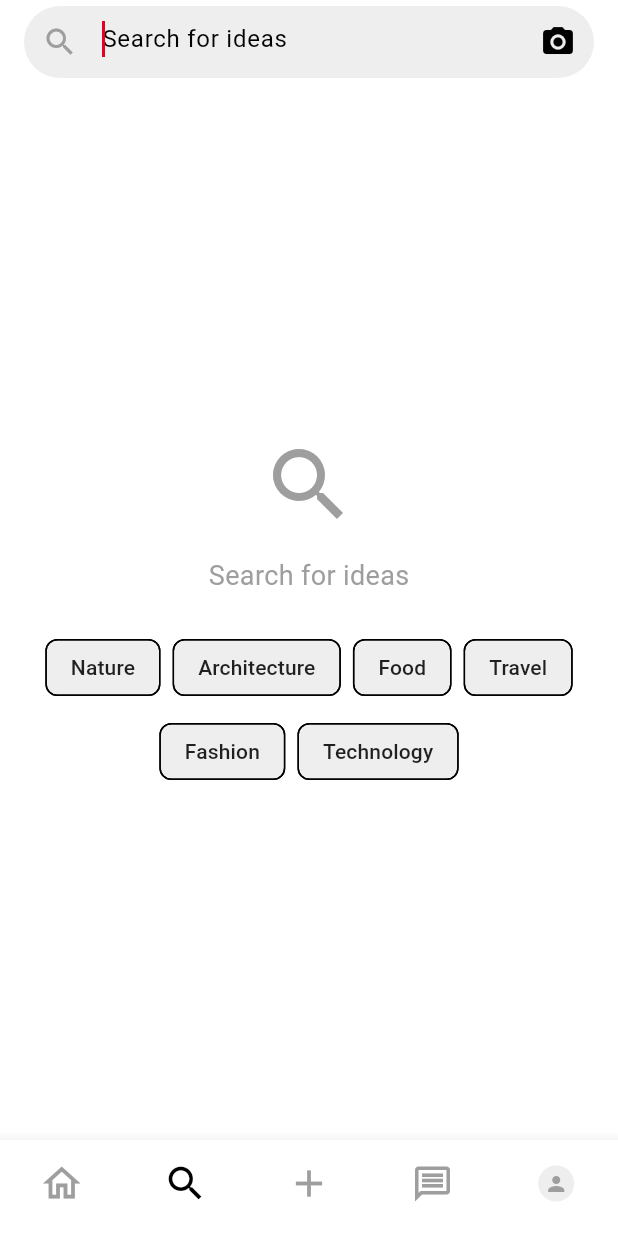
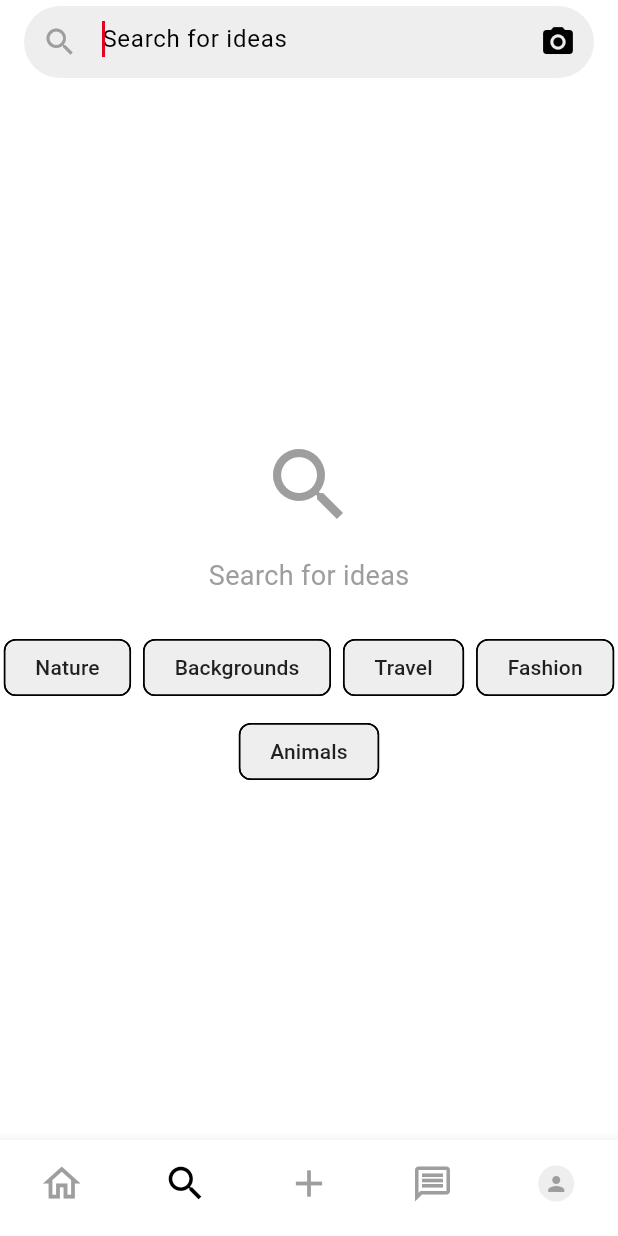
Before and after one commit to Ashmitpalit/galaxy_ai, a Flutter app: the SearchScreen screen opened by its route, on a phone screen of 412 x 824 dp. Run offline on Flutter 3.47's test engine with Material 3 defaults, Android fonts, the phone set to English and light mode, and no system bars; our stand-ins replace cached_network_image, dio, flutter_dotenv, flutter_riverpod, go_router, shared_preferences and 1 more; missing offline and left inert: clerk_flutter; accounts and stored records are empty; network calls fail.

Commit message:
message placeholder screen

```diff
--- a/lib/presentation/screens/search_screen.dart
+++ b/lib/presentation/screens/search_screen.dart
@@ -41,6 +41,9 @@ class _SearchScreenState extends ConsumerState<SearchScreen> {
   @override
   Widget build(BuildContext context) {
     final searchState = ref.watch(searchPhotosProvider);
+    final searchHistory = ref.watch(searchHistoryProvider.notifier);
+    final recentSearches = searchHistory.getRecentSearches(10);
+    final personalizedPredictions = ref.watch(homeTabsProvider).where((tag) => tag != 'All').take(6).toList();
 
     return Scaffold(
       appBar: AppBar(
@@ -85,7 +88,85 @@ class _SearchScreenState extends ConsumerState<SearchScreen> {
           ),
         ),
       ),
-      body: searchState.when(
+      body: Column(
+        children: [
+          // Search History Dropdown (shown when focused)
+          if (_focusNode.hasFocus && recentSearches.isNotEmpty)
+            Container(
+              decoration: BoxDecoration(
+                color: Colors.white,
+                boxShadow: [
+                  BoxShadow(
+                    color: Colors.black.withOpacity(0.05),
+                    blurRadius: 10,
+                    offset: const Offset(0, 2),
+                  ),
+                ],
+              ),
+              child: Column(
+                crossAxisAlignment: CrossAxisAlignment.start,
+                children: [
+                  Padding(
+                    padding: const EdgeInsets.fromLTRB(16, 12, 16, 8),
+                    child: Row(
+                      mainAxisAlignment: MainAxisAlignment.spaceBetween,
+                      children: [
+                        const Text(
+                          'Recent Searches',
+                          style: TextStyle(
+                            fontSize: 14,
+                            fontWeight: FontWeight.bold,
+                            color: Colors.black87,
+                          ),
+                        ),
+                        TextButton(
+                          onPressed: () async {
+                            await searchHistory.clearAll();
+                            setState(() {});
+                          },
+                          child: const Text(
+                            'Clear All',
+                            style: TextStyle(
+                              fontSize: 13,
+                              color: Colors.red,
+                              fontWeight: FontWeight.w600,
+                            ),
+                          ),
+                        ),
+                      ],
+                    ),
+                  ),
+                  ...recentSearches.map((search) => InkWell(
+                    onTap: () {
+                      _searchController.text = search;
+                      _performSearch(search);
+                      _focusNode.unfocus();
+                    },
+                    child: Padding(
+                      padding: const EdgeInsets.symmetric(horizontal: 16, vertical: 12),
+                      child: Row(
+                        children: [
+                          const Icon(Icons.history, size: 20, color: Colors.grey),
+                          const SizedBox(width: 12),
+                          Expanded(
+                            child: Text(
+                              search,
+                              style: const TextStyle(fontSize: 15),
+                            ),
+                          ),
+                          const Icon(Icons.north_west, size: 16, color: Colors.grey),
+                        ],
+                      ),
+                    ),
+                  )),
+                  const SizedBox(height: 8),
+                ],
+              ),
+            ),
+
+          // Main Content
+          Expanded(
+            child: searchState.when(
               data: (photos) {
                 if (photos.isEmpty && _searchController.text.isNotEmpty) {
                   return const Center(
@@ -119,14 +200,7 @@ class _SearchScreenState extends ConsumerState<SearchScreen> {
                           spacing: 8,
                           runSpacing: 8,
                           alignment: WrapAlignment.center,
-                    children: [
-                      _buildSuggestionChip('Nature'),
-                      _buildSuggestionChip('Architecture'),
-                      _buildSuggestionChip('Food'),
-                      _buildSuggestionChip('Travel'),
-                      _buildSuggestionChip('Fashion'),
-                      _buildSuggestionChip('Technology'),
-                    ],
+                          children: personalizedPredictions.map((tag) => _buildSuggestionChip(tag)).toList(),
                         ),
                       ],
                     ),
@@ -159,6 +233,9 @@ class _SearchScreenState extends ConsumerState<SearchScreen> {
                 ),
               ),
             ),
+          ),
+        ],
+      ),
     );
   }
 
@@ -170,7 +247,8 @@ class _SearchScreenState extends ConsumerState<SearchScreen> {
         _performSearch(label);
       },
       backgroundColor: Colors.grey[200],
-      labelStyle: const TextStyle(color: Colors.black87),
+      labelStyle: const TextStyle(color: Colors.black87, fontWeight: FontWeight.w500),
+      padding: const EdgeInsets.symmetric(horizontal: 12, vertical: 8),
     );
   }
 }
```
Also changed, not shown: lib/presentation/providers/user_preferences_providers.dart (+18 -0 lines), lib/presentation/screens/messages_screen.dart (+75 -32 lines). Lines whose indentation alone changed are shown as unchanged.
